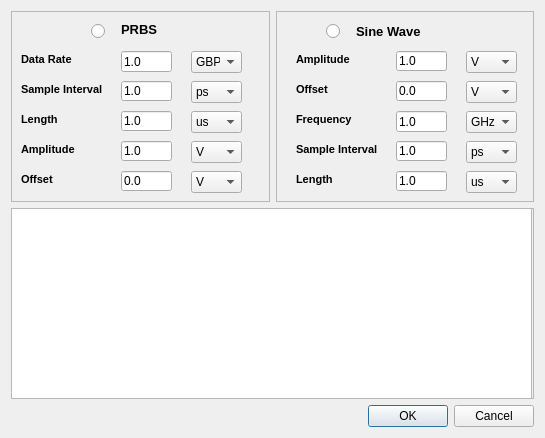
First picture: the form in excitationdialog.ui, repository WXY163/ezAMI, before the edit.
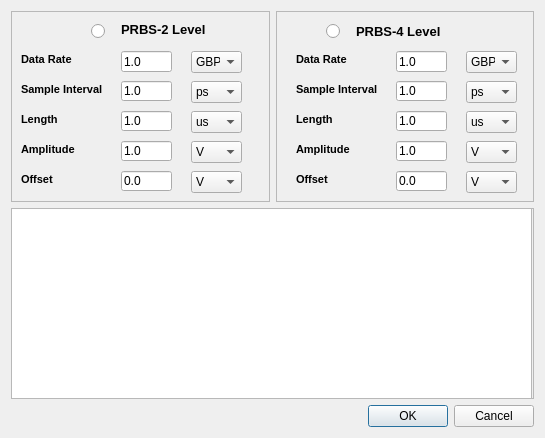
Second picture: the form after the edit.

What changed in the file:
```diff
--- a/excitationdialog.ui
+++ b/excitationdialog.ui
@@ -204,7 +204,7 @@
          <rect>
           <x>110</x>
           <y>10</y>
-          <width>41</width>
+          <width>91</width>
           <height>16</height>
          </rect>
         </property>
@@ -216,7 +216,7 @@
          </font>
         </property>
         <property name="text">
-         <string>PRBS</string>
+         <string>PRBS-2 Level</string>
         </property>
        </widget>
        <widget class="QRadioButton" name="prbsRadioButton">
@@ -376,7 +376,7 @@
          </font>
         </property>
         <property name="text">
-         <string>Sine Wave</string>
+         <string>PRBS-4 Level</string>
         </property>
        </widget>
        <widget class="QRadioButton" name="sineWaveRadioButton">
@@ -397,112 +397,6 @@
          <rect>
           <x>120</x>
           <y>40</y>
-          <width>51</width>
-          <height>20</height>
-         </rect>
-        </property>
-        <property name="text">
-         <string>1.0</string>
-        </property>
-       </widget>
-       <widget class="QLineEdit" name="offsetSineInput">
-        <property name="geometry">
-         <rect>
-          <x>120</x>
-          <y>70</y>
-          <width>51</width>
-          <height>20</height>
-         </rect>
-        </property>
-        <property name="text">
-         <string>0.0</string>
-        </property>
-       </widget>
-       <widget class="QLabel" name="offsetSineLabel">
-        <property name="geometry">
-         <rect>
-          <x>20</x>
-          <y>70</y>
-          <width>71</width>
-          <height>16</height>
-         </rect>
-        </property>
-        <property name="font">
-         <font>
-          <pointsize>8</pointsize>
-          <weight>75</weight>
-          <bold>true</bold>
-         </font>
-        </property>
-        <property name="text">
-         <string>Offset</string>
-        </property>
-       </widget>
-       <widget class="QLabel" name="AmplitudeSineLabel">
-        <property name="geometry">
-         <rect>
-          <x>20</x>
-          <y>40</y>
-          <width>71</width>
-          <height>16</height>
-         </rect>
-        </property>
-        <property name="font">
-         <font>
-          <pointsize>8</pointsize>
-          <weight>75</weight>
-          <bold>true</bold>
-         </font>
-        </property>
-        <property name="text">
-         <string>Amplitude</string>
-        </property>
-       </widget>
-       <widget class="QComboBox" name="offsetSineComboBox">
-        <property name="geometry">
-         <rect>
-          <x>190</x>
-          <y>70</y>
-          <width>51</width>
-          <height>22</height>
-         </rect>
-        </property>
-        <item>
-         <property name="text">
-          <string>V</string>
-         </property>
-        </item>
-        <item>
-         <property name="text">
-          <string>mV</string>
-         </property>
-        </item>
-       </widget>
-       <widget class="QComboBox" name="AmplitudeSineComboBox">
-        <property name="geometry">
-         <rect>
-          <x>190</x>
-          <y>40</y>
-          <width>51</width>
-          <height>22</height>
-         </rect>
-        </property>
-        <item>
-         <property name="text">
-          <string>V</string>
-         </property>
-        </item>
-        <item>
-         <property name="text">
-          <string>mV</string>
-         </property>
-        </item>
-       </widget>
-       <widget class="QLineEdit" name="FrequencyInput">
-        <property name="geometry">
-         <rect>
-          <x>120</x>
-          <y>100</y>
           <width>51</width>
           <height>21</height>
          </rect>
@@ -515,7 +409,7 @@
         <property name="geometry">
          <rect>
           <x>20</x>
-          <y>100</y>
+          <y>40</y>
           <width>71</width>
           <height>16</height>
          </rect>
@@ -528,21 +422,21 @@
          </font>
         </property>
         <property name="text">
-         <string>Frequency</string>
+         <string>Data Rate</string>
         </property>
        </widget>
        <widget class="QComboBox" name="FrequencyComboBox">
         <property name="geometry">
          <rect>
           <x>190</x>
-          <y>100</y>
+          <y>40</y>
           <width>51</width>
           <height>22</height>
          </rect>
         </property>
         <item>
          <property name="text">
-          <string>GHz</string>
+          <string>GBPS</string>
          </property>
         </item>
         <item>
@@ -560,7 +454,7 @@
         <property name="geometry">
          <rect>
           <x>20</x>
-          <y>130</y>
+          <y>70</y>
           <width>91</width>
           <height>16</height>
          </rect>
@@ -580,7 +474,7 @@
         <property name="geometry">
          <rect>
           <x>20</x>
-          <y>160</y>
+          <y>100</y>
           <width>71</width>
           <height>16</height>
          </rect>
@@ -600,7 +494,7 @@
         <property name="geometry">
          <rect>
           <x>190</x>
-          <y>160</y>
+          <y>100</y>
           <width>51</width>
           <height>22</height>
          </rect>
@@ -630,7 +524,7 @@
         <property name="geometry">
          <rect>
           <x>190</x>
-          <y>130</y>
+          <y>70</y>
           <width>51</width>
           <height>22</height>
          </rect>
@@ -640,9 +534,65 @@
           <string>ps</string>
          </property>
         </item>
+       </widget>
+       <widget class="QLineEdit" name="timeIntervalPAM4Input">
+        <property name="geometry">
+         <rect>
+          <x>120</x>
+          <y>70</y>
+          <width>51</width>
+          <height>20</height>
+         </rect>
+        </property>
+        <property name="text">
+         <string>1.0</string>
+        </property>
+       </widget>
+       <widget class="QLineEdit" name="lengthPAM4Input">
+        <property name="geometry">
+         <rect>
+          <x>120</x>
+          <y>100</y>
+          <width>51</width>
+          <height>20</height>
+         </rect>
+        </property>
+        <property name="text">
+         <string>1.0</string>
+        </property>
+       </widget>
+       <widget class="QLabel" name="offsetPAM4Label">
+        <property name="geometry">
+         <rect>
+          <x>20</x>
+          <y>160</y>
+          <width>71</width>
+          <height>16</height>
+         </rect>
+        </property>
+        <property name="font">
+         <font>
+          <pointsize>8</pointsize>
+          <weight>75</weight>
+          <bold>true</bold>
+         </font>
+        </property>
+        <property name="text">
+         <string>Offset</string>
+        </property>
+       </widget>
+       <widget class="QComboBox" name="AmplitudePAM4ComboBox">
+        <property name="geometry">
+         <rect>
+          <x>190</x>
+          <y>130</y>
+          <width>51</width>
+          <height>22</height>
+         </rect>
+        </property>
         <item>
          <property name="text">
-          <string>ns</string>
+          <string>V</string>
          </property>
         </item>
         <item>
@@ -650,9 +600,19 @@
           <string>us</string>
          </property>
         </item>
+       </widget>
+       <widget class="QComboBox" name="offsetPAM4ComboBox">
+        <property name="geometry">
+         <rect>
+          <x>190</x>
+          <y>160</y>
+          <width>51</width>
+          <height>22</height>
+         </rect>
+        </property>
         <item>
          <property name="text">
-          <string>s</string>
+          <string>V</string>
          </property>
         </item>
        </widget>
@@ -669,9 +629,29 @@
          <string>1.0</string>
         </property>
        </widget>
-       <widget class="QLineEdit" name="lengthSineInput">
+       <widget class="QLabel" name="AmplitudePAM4Label">
         <property name="geometry">
          <rect>
+          <x>20</x>
+          <y>130</y>
+          <width>71</width>
+          <height>16</height>
+         </rect>
+        </property>
+        <property name="font">
+         <font>
+          <pointsize>8</pointsize>
+          <weight>75</weight>
+          <bold>true</bold>
+         </font>
+        </property>
+        <property name="text">
+         <string>Amplitude</string>
+        </property>
+       </widget>
+       <widget class="QLineEdit" name="offsetPAM4Input">
+        <property name="geometry">
+         <rect>
           <x>120</x>
           <y>160</y>
           <width>51</width>
@@ -679,7 +659,7 @@
          </rect>
         </property>
         <property name="text">
-         <string>1.0</string>
+         <string>0.0</string>
         </property>
        </widget>
       </widget>
```
Left out of the diff: 41 changed lines with no effect on the pictures.
